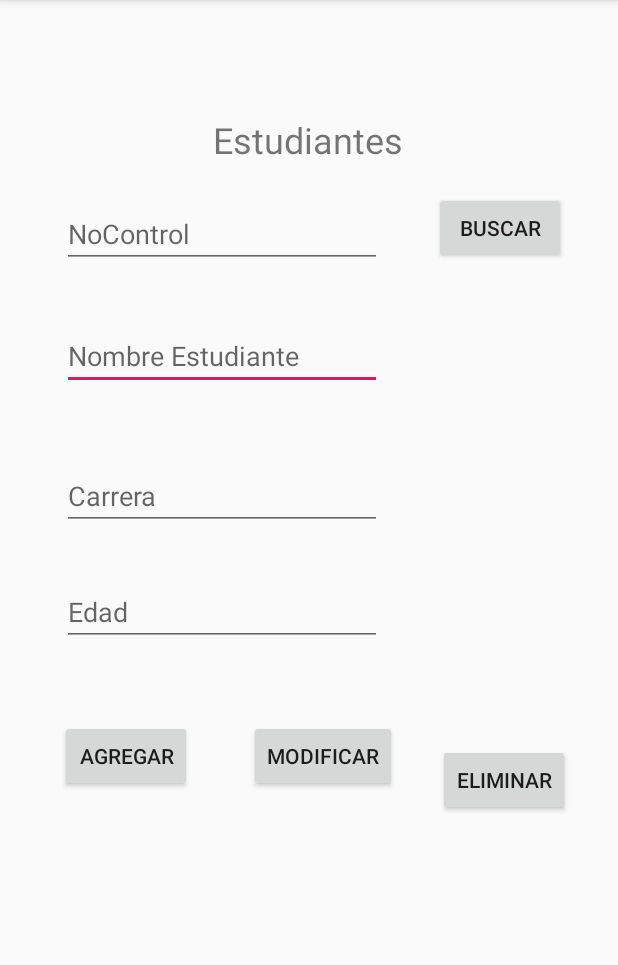
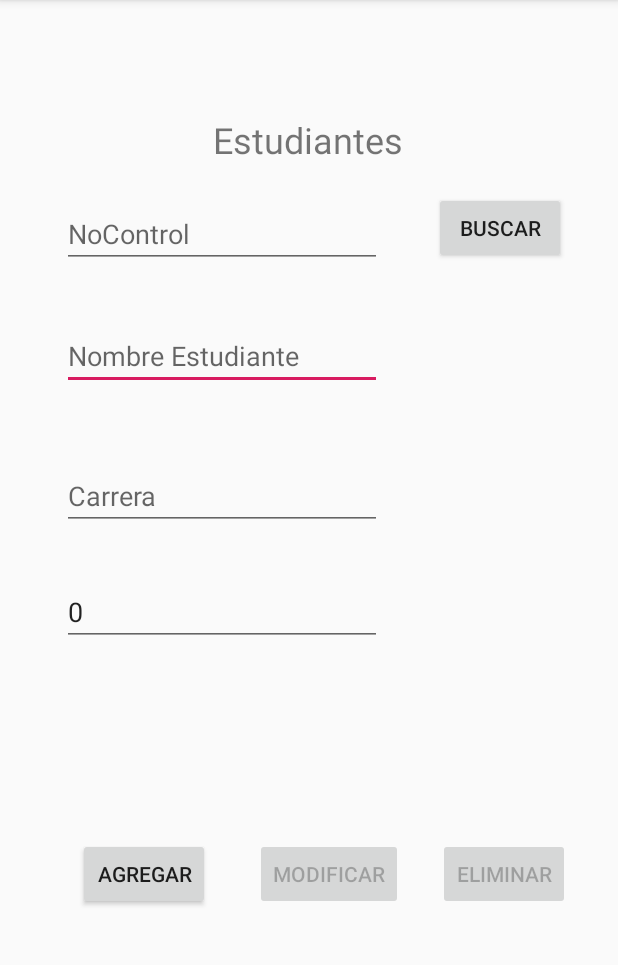
Before and after one commit to MarcoPQ270/SQLite, an Android app: the screen it shows after launch (MainActivity), on a phone screen of 412 x 824 dp, the part 84-1049 px from its top. Run offline under Robolectric (Android 15) with nearby library versions, the phone set to English and light mode, and no system bars.

Commit message:
Funciones a los botones y conexion a la base de datos

```diff
--- a/app/src/main/res/layout/activity_main.xml
+++ b/app/src/main/res/layout/activity_main.xml
@@ -60,10 +60,11 @@
             app:layout_constraintStart_toStartOf="parent" android:layout_marginLeft="8dp"
             android:layout_marginStart="8dp" android:layout_marginTop="32dp"
             app:layout_constraintTop_toBottomOf="@+id/etcarrera" android:hint="Edad"
-            app:layout_constraintHorizontal_bias="0.181"/>
+            app:layout_constraintHorizontal_bias="0.181" android:text="0"/>
     <Button
             android:text="Buscar"
             android:layout_width="wrap_content"
+            android:onClick="buscarEstudiante"
             android:layout_height="wrap_content"
             android:id="@+id/btnbuscar" app:layout_constraintEnd_toEndOf="parent" android:layout_marginEnd="10dp"
             android:layout_marginRight="10dp"
@@ -73,30 +74,33 @@
     <Button
             android:text="agregar"
             android:layout_width="wrap_content"
+            android:onClick="agregaEstudiante"
             android:layout_height="wrap_content"
-            android:id="@+id/btnagregar" app:layout_constraintStart_toStartOf="parent" android:layout_marginLeft="40dp"
-            android:layout_marginStart="40dp" android:layout_marginBottom="224dp"
-            app:layout_constraintBottom_toBottomOf="parent"
-            android:layout_marginTop="33dp" app:layout_constraintTop_toBottomOf="@+id/etedad"/>
+            android:id="@+id/btnagregar" app:layout_constraintStart_toStartOf="parent" android:layout_marginLeft="52dp"
+            android:layout_marginStart="52dp"
+            android:layout_marginTop="112dp" app:layout_constraintTop_toBottomOf="@+id/etedad"
+            android:layout_marginBottom="145dp" app:layout_constraintBottom_toBottomOf="parent"/>
     <Button
             android:text="eliminar"
             android:layout_width="wrap_content"
             android:layout_height="wrap_content"
+            android:onClick="elimaEstudiante"
             android:id="@+id/btneliminar" android:layout_marginEnd="32dp" android:layout_marginRight="32dp"
-            app:layout_constraintEnd_toEndOf="parent" android:layout_marginBottom="224dp"
-            app:layout_constraintBottom_toBottomOf="parent"
-            android:layout_marginTop="8dp" app:layout_constraintTop_toBottomOf="@+id/etedad"
-            app:layout_constraintVertical_bias="1.0"/>
+            app:layout_constraintEnd_toEndOf="parent"
+            android:layout_marginTop="112dp" app:layout_constraintTop_toBottomOf="@+id/etedad"
+            android:layout_marginBottom="145dp" app:layout_constraintBottom_toBottomOf="parent"
+            android:enabled="false"/>
     <Button
             android:text="modificar"
             android:layout_width="wrap_content"
             android:layout_height="wrap_content"
             android:id="@+id/btnmodificar"
-            android:layout_marginBottom="224dp"
-            app:layout_constraintBottom_toBottomOf="parent"
+            android:onClick="modificarEstudiante"
             app:layout_constraintStart_toEndOf="@+id/btnagregar"
             android:layout_marginLeft="42dp" android:layout_marginStart="42dp"
             app:layout_constraintEnd_toStartOf="@+id/btneliminar" android:layout_marginEnd="27dp"
-            android:layout_marginRight="27dp" app:layout_constraintHorizontal_bias="1.0" android:layout_marginTop="33dp"
-            app:layout_constraintTop_toBottomOf="@+id/etedad"/>
+            android:layout_marginRight="27dp" app:layout_constraintHorizontal_bias="0.75"
+            android:layout_marginTop="112dp"
+            app:layout_constraintTop_toBottomOf="@+id/etedad" android:layout_marginBottom="145dp"
+            app:layout_constraintBottom_toBottomOf="parent" android:enabled="false"/>
 </androidx.constraintlayout.widget.ConstraintLayout>
```
Also changed, not shown: app/src/main/java/com/example/sqlite/MainActivity.kt (+122 -0 lines), app/src/main/java/com/example/sqlite/adBD.kt (+16 -13 lines).
